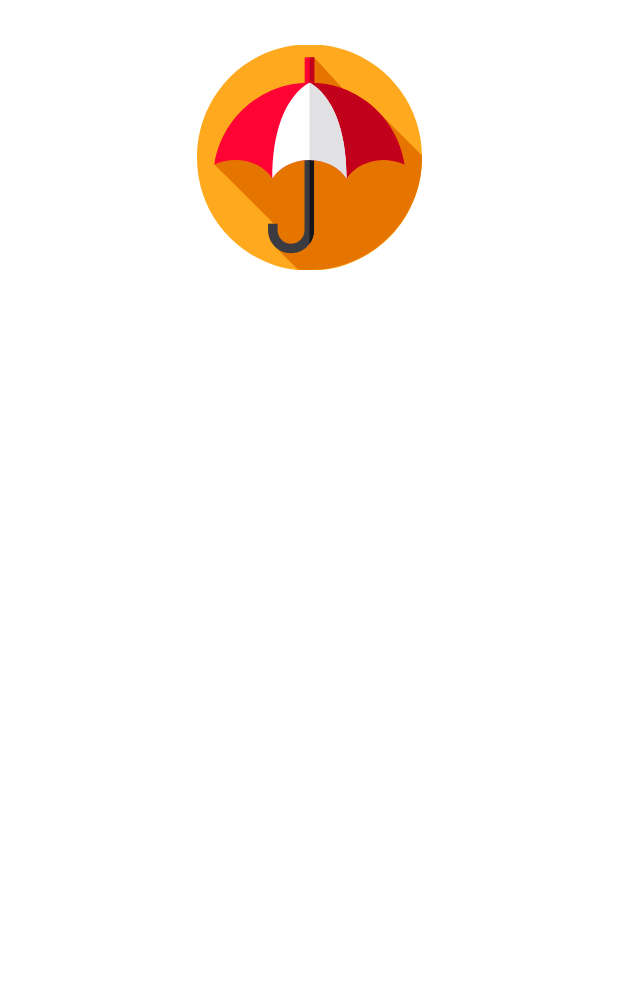
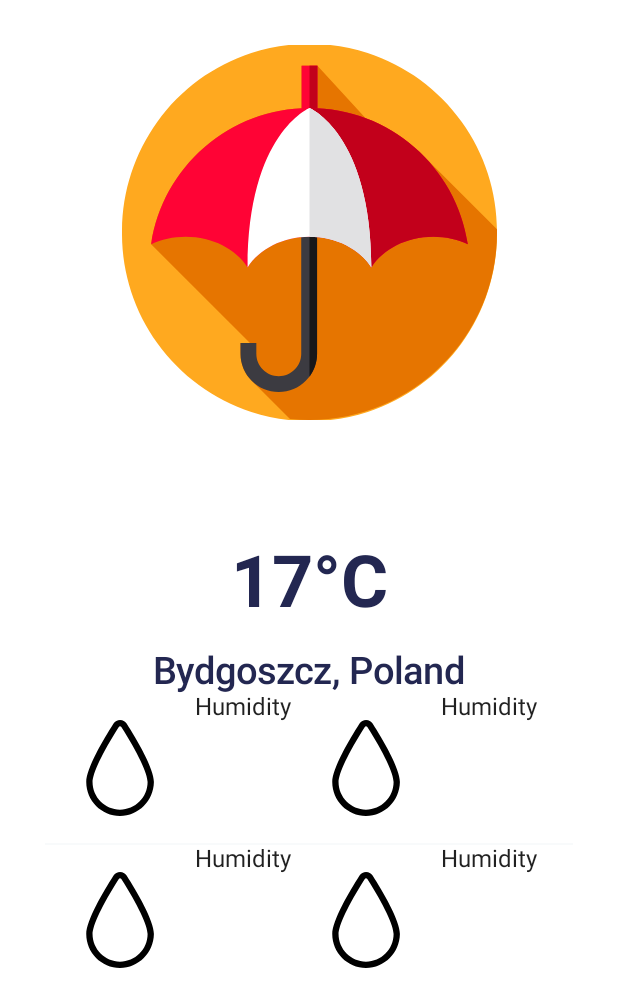
Before and after one commit to itsMike05/KotlinWeather, an Android app built with Jetpack Compose: the composable AppPreview shown on its own in the app's theme, on a phone screen of 412 x 824 dp. Shown: the top 1007 px of the screen. Run offline under Robolectric (Android 15) with nearby library versions, the phone set to English and light mode, and no system bars.

Commit message:
Created InfoItem and InfoTable

```diff
--- a/app/build.gradle
+++ b/app/build.gradle
@@ -55,6 +55,7 @@ dependencies {
     implementation "androidx.compose.ui:ui-tooling-preview:1.3.3"
     implementation 'androidx.compose.material:material:1.3.1'
     implementation 'org.jetbrains.kotlin:kotlin-stdlib:1.8.0'
+    implementation 'androidx.core:core-ktx:1.9.0'
     implementation 'androidx.core:core-ktx:+'
     testImplementation 'junit:junit:4.13.2'
     androidTestImplementation 'androidx.test.ext:junit:1.1.5'
--- a/app/src/main/java/com/itsmike/weatherkotlin/MainActivity.kt
+++ b/app/src/main/java/com/itsmike/weatherkotlin/MainActivity.kt
@@ -4,16 +4,13 @@ import android.os.Bundle
 import androidx.activity.ComponentActivity
 import androidx.activity.compose.setContent
 import androidx.compose.foundation.layout.Column
-import androidx.compose.foundation.layout.fillMaxSize
 import androidx.compose.foundation.layout.fillMaxWidth
 import androidx.compose.foundation.layout.padding
 import androidx.compose.material.MaterialTheme
 import androidx.compose.material.Surface
-import androidx.compose.material.Text
 import androidx.compose.runtime.Composable
 import androidx.compose.ui.Alignment
 import androidx.compose.ui.Modifier
-import androidx.compose.ui.graphics.Color
 import androidx.compose.ui.tooling.preview.Preview
 import androidx.compose.ui.unit.dp
 import com.itsmike.weatherkotlin.ui.theme.WeatherKotlinTheme
@@ -24,36 +21,34 @@ class MainActivity : ComponentActivity() {
         setContent {
             WeatherKotlinTheme {
                 Surface(color = MaterialTheme.colors.background) {
-                    WeatherPage()
+                    // WeatherPage()
                 }
             }
         }
     }
 }
 
-
 @Composable
 fun WeatherPage() {
     Column(
-        modifier = Modifier.fillMaxWidth()
+        modifier = Modifier
+            .fillMaxWidth()
             .padding(
                 top = 30.dp,
-                start = 80.dp,
-                end = 80.dp
+                start = 30.dp,
+                end = 30.dp
             ),
         horizontalAlignment = Alignment.CenterHorizontally
     ) {
         WeatherIcon()
+        WeatherInfo()
+        WeatherInfoTable()
     }
 }
 
-
-
 // PIXEL XL PREVIEW DIMENSIONS
-@Preview (showBackground = true, widthDp = 412, heightDp = 712)
+@Preview (showBackground = true, widthDp = 390, heightDp = 800)
 @Composable
 fun AppPreview() {
-    WeatherKotlinTheme() {
-        WeatherPage()
-    }
+    WeatherPage()
 }
--- a/app/src/main/java/com/itsmike/weatherkotlin/WeatherIcon.kt
+++ b/app/src/main/java/com/itsmike/weatherkotlin/WeatherIcon.kt
@@ -15,10 +15,9 @@ fun WeatherIcon() {
         painter = painterResource(id = R.drawable.ic_logo),
         contentDescription = "App Logo",
         modifier = Modifier
-            .width(150.dp)
+            .width(250.dp)
     )
 }
-
 
 @Preview (showBackground = true)
 @Composable
--- a/app/src/main/java/com/itsmike/weatherkotlin/WeatherInfo.kt
+++ b/app/src/main/java/com/itsmike/weatherkotlin/WeatherInfo.kt
@@ -1,15 +1,44 @@
 package com.itsmike.weatherkotlin
 
+import androidx.compose.foundation.layout.Column
+import androidx.compose.foundation.layout.padding
+import androidx.compose.material.Text
 import androidx.compose.runtime.Composable
+import androidx.compose.ui.Alignment
+import androidx.compose.ui.Modifier
+import androidx.compose.ui.text.font.FontFamily
+import androidx.compose.ui.text.font.FontWeight
 import androidx.compose.ui.tooling.preview.Preview
+import androidx.compose.ui.unit.dp
+import androidx.compose.ui.unit.sp
+import com.itsmike.weatherkotlin.ui.theme.DarkBlue
+import com.itsmike.weatherkotlin.ui.theme.WeatherKotlinTheme
 
 @Composable
 fun WeatherInfo() {
-
+    Column (modifier = Modifier
+        .padding(top = 80.dp),
+        horizontalAlignment = Alignment.CenterHorizontally
+            ) {
+        Text(
+            text = "17°C",
+            color = DarkBlue,
+            fontFamily = FontFamily.SansSerif,
+            fontSize = 48.sp,
+            fontWeight = FontWeight.Bold)
+        Text(
+            modifier = Modifier
+                .padding(top = 16.dp),
+            text = "Bydgoszcz, Poland",
+            color = DarkBlue,
+            fontFamily = FontFamily.SansSerif,
+            fontSize = 25.sp,
+            fontWeight = FontWeight.Medium)
+    }
 }
 
-@Preview (showBackground = true, widthDp = 412, heightDp = 712)
+@Preview (showBackground = true, widthDp = 390, heightDp = 800)
 @Composable
 fun InfoPreview() {
-    WeatherInfo()
+        WeatherInfo()
 }
--- /dev/null
+++ b/app/src/main/java/com/itsmike/weatherkotlin/WeatherInfoItem.kt
@@ -0,0 +1,19 @@
+package com.itsmike.weatherkotlin
+
+import androidx.annotation.DrawableRes
+import androidx.compose.foundation.Image
+import androidx.compose.foundation.layout.Row
+import androidx.compose.material.Text
+import androidx.compose.runtime.Composable
+import androidx.compose.ui.Modifier
+import androidx.compose.ui.res.painterResource
+
+@Composable
+fun WeatherInfoItem (@DrawableRes iconRes: Int, title: String, subtitle: String, modifier: Modifier) {
+
+    Row() {
+        Image(painter = painterResource(id = iconRes), contentDescription = null)
+    }
+
+    Text(text = title)
+}
--- /dev/null
+++ b/app/src/main/java/com/itsmike/weatherkotlin/WeatherInfoTable.kt
@@ -0,0 +1,51 @@
+package com.itsmike.weatherkotlin
+
+import androidx.compose.foundation.layout.Column
+import androidx.compose.foundation.layout.Row
+import androidx.compose.material.Divider
+import androidx.compose.runtime.Composable
+import androidx.compose.ui.Modifier
+import androidx.compose.ui.tooling.preview.Preview
+import com.itsmike.weatherkotlin.ui.theme.LighterGray
+
+@Composable
+fun WeatherInfoTable () {
+    Column {
+
+        Row() {
+            WeatherInfoItem(
+                iconRes = R.drawable.ic_humidity,
+                title = "Humidity",
+                subtitle = "72%",
+                modifier = Modifier.weight(1f)
+            )
+            WeatherInfoItem(
+                iconRes = R.drawable.ic_humidity,
+                title = "Humidity",
+                subtitle = "72%",
+                modifier = Modifier.weight(1f)
+            )
+        }
+        Divider(color = LighterGray)
+        Row() {
+            WeatherInfoItem(
+                iconRes = R.drawable.ic_humidity,
+                title = "Humidity",
+                subtitle = "72%",
+                modifier = Modifier.weight(1f)
+            )
+            WeatherInfoItem(
+                iconRes = R.drawable.ic_humidity,
+                title = "Humidity",
+                subtitle = "72%",
+                modifier = Modifier.weight(1f)
+            )
+        }
+    }
+}
+
+@Preview (showBackground = true, widthDp = 390, heightDp = 800)
+@Composable
+fun TablePreview() {
+    WeatherInfoTable()
+}
```
